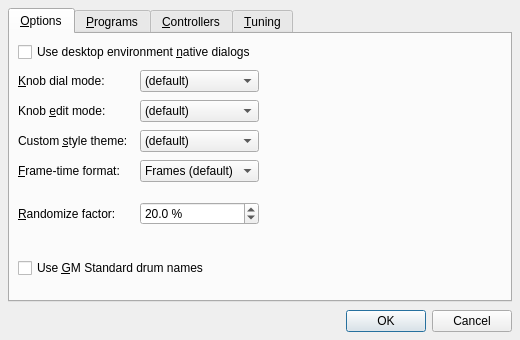
This is src/drumkv1widget_config.ui in rncbc/drumkv1 as Qt 5 draws it before an edit. The edited form follows.
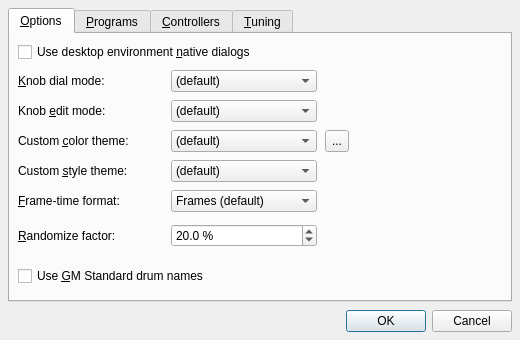
This is the edited form. Icons and pictures are not drawn. Custom widgets are drawn as their Qt base class.

Commit message: - Custom color (palette) theme editor introduced; color   (palette) theme changes are now effective immediately,   except on default. (EXPERIMENTAL)

What changed in the file:
```diff
--- a/src/drumkv1widget_config.ui
+++ b/src/drumkv1widget_config.ui
@@ -50,7 +50,7 @@
        <string>Options</string>
       </attribute>
       <layout class="QGridLayout">
-       <item row="0" column="0" colspan="3">
+       <item row="0" column="0" colspan="4">
         <widget class="QCheckBox" name="UseNativeDialogsCheckBox">
          <property name="toolTip">
           <string>Whether to use desktop environment's native dialogs where applicable</string>
@@ -139,6 +139,63 @@
         </widget>
        </item>
        <item row="3" column="0">
+        <widget class="QLabel" name="CustomColorThemeTextLabel">
+         <property name="text">
+          <string>Custom &amp;color theme:</string>
+         </property>
+         <property name="buddy">
+          <cstring>CustomColorThemeComboBox</cstring>
+         </property>
+        </widget>
+       </item>
+       <item row="3" column="1">
+        <widget class="QComboBox" name="CustomColorThemeComboBox">
+         <property name="toolTip">
+          <string>Custom color palette theme</string>
+         </property>
+         <property name="editable">
+          <bool>false</bool>
+         </property>
+         <item>
+          <property name="text">
+           <string>(default)</string>
+          </property>
+         </item>
+         <item>
+          <property name="text">
+           <string>Wonton Soup</string>
+          </property>
+         </item>
+         <item>
+          <property name="text">
+           <string>KXStudio</string>
+          </property>
+         </item>
+        </widget>
+       </item>
+       <item row="3" column="2">
+        <widget class="QToolButton" name="CustomColorThemeToolButton">
+         <property name="minimumSize">
+          <size>
+           <width>22</width>
+           <height>22</height>
+          </size>
+         </property>
+         <property name="maximumSize">
+          <size>
+           <width>24</width>
+           <height>24</height>
+          </size>
+         </property>
+         <property name="toolTip">
+          <string>Manage custom color palette themes</string>
+         </property>
+         <property name="text">
+          <string>...</string>
+         </property>
+        </widget>
+       </item>
+       <item row="4" column="0">
         <widget class="QLabel" name="CustomStyleThemeTextLabel">
          <property name="text">
           <string>Custom &amp;style theme:</string>
@@ -148,7 +205,7 @@
          </property>
         </widget>
        </item>
-       <item row="3" column="1">
+       <item row="4" column="1">
         <widget class="QComboBox" name="CustomStyleThemeComboBox">
          <property name="toolTip">
           <string>Custom widget style theme</string>
@@ -163,7 +220,7 @@
          </item>
         </widget>
        </item>
-       <item row="4" column="0">
+       <item row="5" column="0">
         <widget class="QLabel" name="FrameTimeFormatTextLabel">
          <property name="text">
           <string>&amp;Frame-time format:</string>
@@ -173,7 +230,7 @@
          </property>
         </widget>
        </item>
-       <item row="4" column="1">
+       <item row="5" column="1">
         <widget class="QComboBox" name="FrameTimeFormatComboBox">
          <property name="toolTip">
           <string>Frame-time format</string>
@@ -193,7 +250,7 @@
          </item>
         </widget>
        </item>
-       <item row="5" column="0">
+       <item row="6" column="0">
         <widget class="QLabel" name="RandomizePercentTextLabel">
          <property name="text">
           <string>&amp;Randomize factor:</string>
@@ -203,7 +260,7 @@
          </property>
         </widget>
        </item>
-       <item row="5" column="1">
+       <item row="6" column="1">
         <widget class="QDoubleSpinBox" name="RandomizePercentSpinBox">
          <property name="toolTip">
           <string>Randomizer deviation from current value</string>
@@ -231,7 +288,7 @@
          </property>
         </widget>
        </item>
-       <item row="6" colspan="3">
+       <item row="7" colspan="4">
         <spacer>
          <property name="orientation">
           <enum>Qt::Vertical</enum>
```
Left out of the diff: 4 changed lines with no effect on the pictures. The commit also changes 16 other files.
